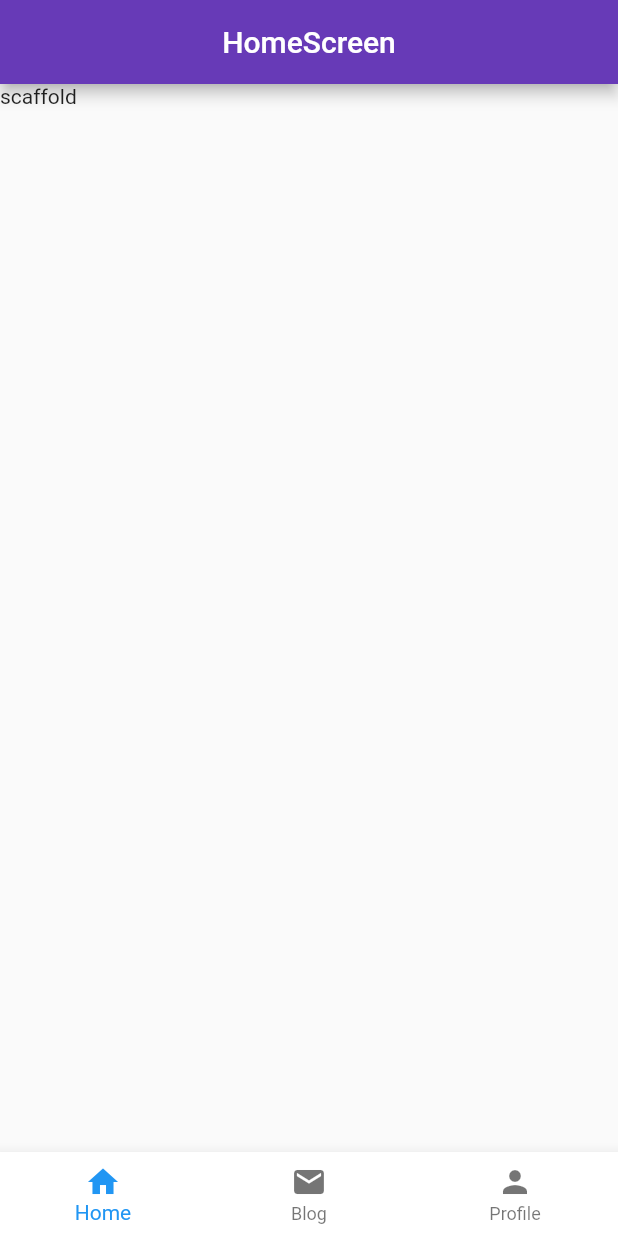
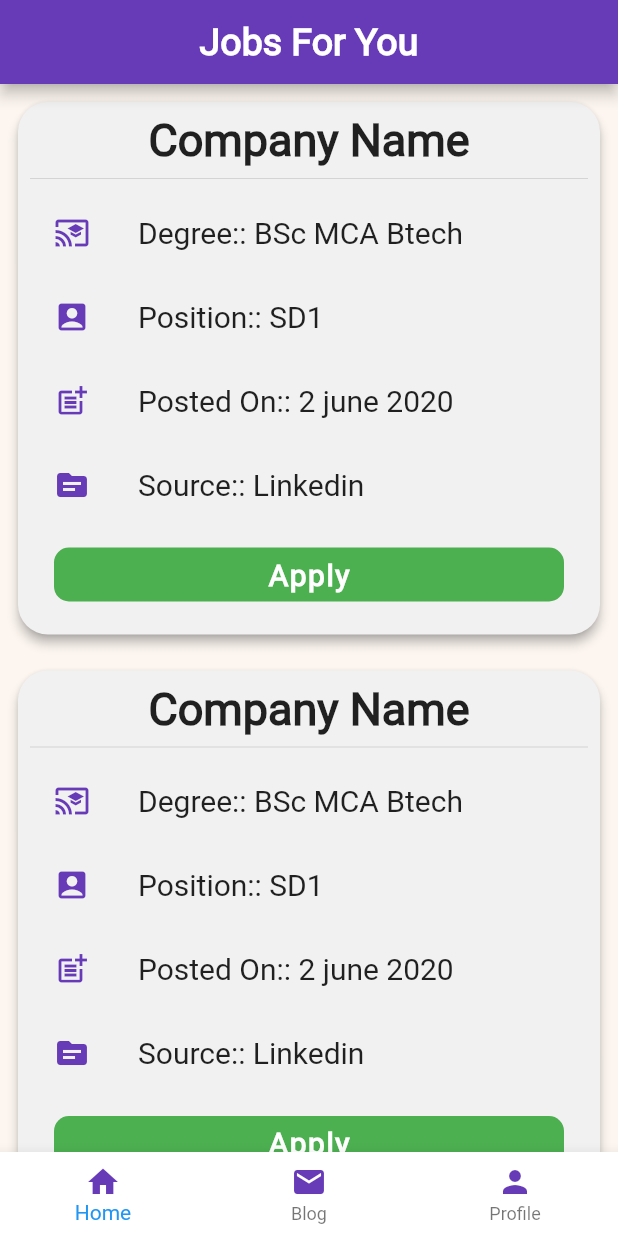
Before and after one commit to aman246149/jop-App-Flutter, a Flutter app: the screen it shows after launch, on a phone screen of 412 x 824 dp. Run offline on Flutter 3.47's test engine with Material 2 defaults, Android fonts, the light colour scheme and no system bars; Roboto replaces fonts that are missing (OpenSans-Regular, Roboto-Regular).

Commit message:
Home Page screen made successfully with unified design

```diff
--- a/lib/main.dart
+++ b/lib/main.dart
@@ -59,9 +59,9 @@ class _MyBottomBarDemoState extends State<MyBottomBarDemo> {
         onTap: onTabTapped,
         backgroundColor: Colors.white,
         items: <BottomNavigationBarItem>[
-          BottomNavigationBarItem(icon: Icon(Icons.home), label: "Home"),
-          BottomNavigationBarItem(icon: Icon(Icons.mail), label: "Blog"),
-          BottomNavigationBarItem(icon: Icon(Icons.person), label: "Profile"),
+          BottomNavigationBarItem(icon: Icon(Icons.home,color: Colors.deepPurple,), label: "Home",),
+          BottomNavigationBarItem(icon: Icon(Icons.mail,color: Colors.deepPurple), label: "Blog"),
+          BottomNavigationBarItem(icon: Icon(Icons.person,color: Colors.deepPurple), label: "Profile"),
         ],
       ),
       body: PageView(
--- a/lib/screens/HomeScreen.dart
+++ b/lib/screens/HomeScreen.dart
@@ -1,5 +1,6 @@
 // ignore: file_names
 import 'package:flutter/material.dart';
+import 'package:flutter/widgets.dart';
 
 class HomeScreen extends StatefulWidget {
   const HomeScreen({Key? key}) : super(key: key);
@@ -9,15 +10,110 @@ class HomeScreen extends StatefulWidget {
 }
 
 class _HomeScreenState extends State<HomeScreen> {
+  var largeFontSize = 30.0;
+
+  var kmediumTextStyle = TextStyle(fontSize: 20.0, fontWeight: FontWeight.w500,fontFamily: 'Roboto-Regular');
+
+  var useremail="amanthapliyal14@gmail.com";
+  var isAdmi=false;
+  bool isAdmin(String email){
+    if(useremail==email){
+      return true;
+    }
+    return false;
+  }
+
   @override
   Widget build(BuildContext context) {
     return Scaffold(
+      floatingActionButton: Visibility(
+        visible: isAdmi,
+        child: FloatingActionButton(
+          onPressed: (){
+            bool admin=isAdmin("amanthapli");
+            if(admin){
+              setState(() {
+                isAdmi=true;
+              });
+            }
+          },
+          backgroundColor: Colors.deepPurple,
+          child: Icon(Icons.add,size: 25,),
+        ),
+      ),
+      backgroundColor: Color(0XFFFDF6F0),
       appBar: AppBar(
         title: Center(
-            child: Text("HomeScreen", style: TextStyle(color: Colors.white))),
-        backgroundColor: Colors.deepPurple,
+            child: Text("Jobs For You", style: TextStyle(color: Colors.white,fontFamily: 'OpenSans-Regular',fontSize: 25,fontWeight: FontWeight.w700),),),
+                 backgroundColor: Colors.deepPurple,
       ),
-      body: Text("scaffold"),
+      body: ListView.builder(
+        itemCount: 20,
+        itemBuilder: (context, index) {
+          return Padding(
+            padding: const EdgeInsets.all(8.0),
+            child: Card(
+              color: Color(0xFFF1F1F1),
+              shape: RoundedRectangleBorder(
+                borderRadius: BorderRadius.all(Radius.circular(20))
+              ),
+              elevation: 3,shadowColor: Colors.grey,
+              child: Padding(
+                padding: const EdgeInsets.all(8.0),
+                child: Container(
+                  width: MediaQuery.of(context).size.width,
+                  child: Column(
+                    children: [
+                      Text(
+                        "Company Name",
+                        style: TextStyle(
+                            fontSize: largeFontSize, fontWeight: FontWeight.w900,fontFamily: 'OpenSans-Regular'),
+                      ),
+                     Divider(),
+                      ListTile(
+                        leading: Icon(Icons.cast_for_education,color: Colors.deepPurple,),
+                        title: Text(
+                          "Degree:: BSc MCA Btech",
+                          style: kmediumTextStyle,
+                        ),),
+                      ListTile(
+                        leading: Icon(Icons.account_box,color: Colors.deepPurple,),
+                        title: Text(
+                          "Position:: SD1",
+                          style: kmediumTextStyle,
+                        ),),
+
+                      ListTile(
+                        leading: Icon(Icons.post_add,color: Colors.deepPurple,),
+                        title: Text(
+                        "Posted On:: 2 june 2020",
+                        style: kmediumTextStyle,
+                      ),),
+                      ListTile(
+                        leading: Icon(Icons.source,color: Colors.deepPurple,),
+                        title: Text(
+                          "Source:: Linkedin",
+                          style: kmediumTextStyle,
+                        ),),
+
+                      Padding(
+                        padding: const EdgeInsets.fromLTRB(16,8,16,8),
+                        child: FlatButton(
+                          minWidth: MediaQuery.of(context).size.width,
+                          onPressed: () {},
+                          child: Text("Apply",style: TextStyle(fontFamily: 'OpenSans-Regular',color: Colors.white,fontSize: 20,fontWeight: FontWeight.bold,letterSpacing: 1),),
+                          color: Colors.green,
+                          shape: RoundedRectangleBorder(borderRadius: BorderRadius.all(Radius.circular(10))),
+                        ),
+                      ),
+                    ],
+                  ),
+                ),
+              ),
+            ),
+          );
+        },
+      ),
     );
   }
 }
```
Also changed, not shown: pubspec.yaml (+9 -8 lines), fonts/OpenSans-Regular.ttf (added), fonts/Roboto-Regular.ttf (added), 1 other file.
